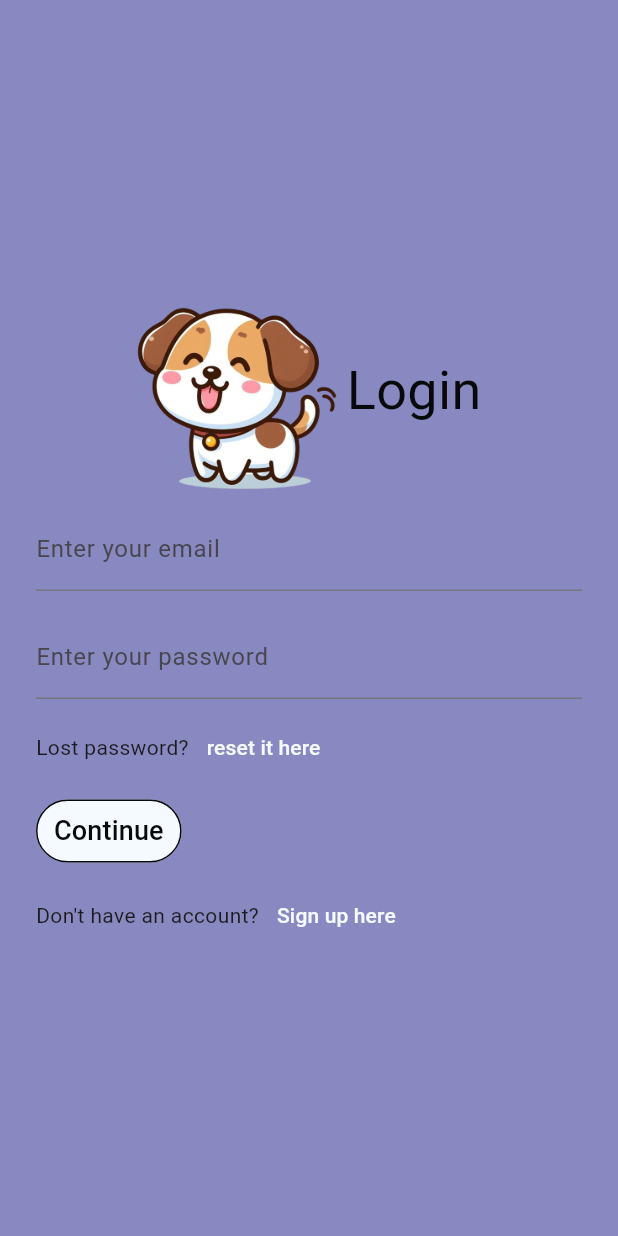
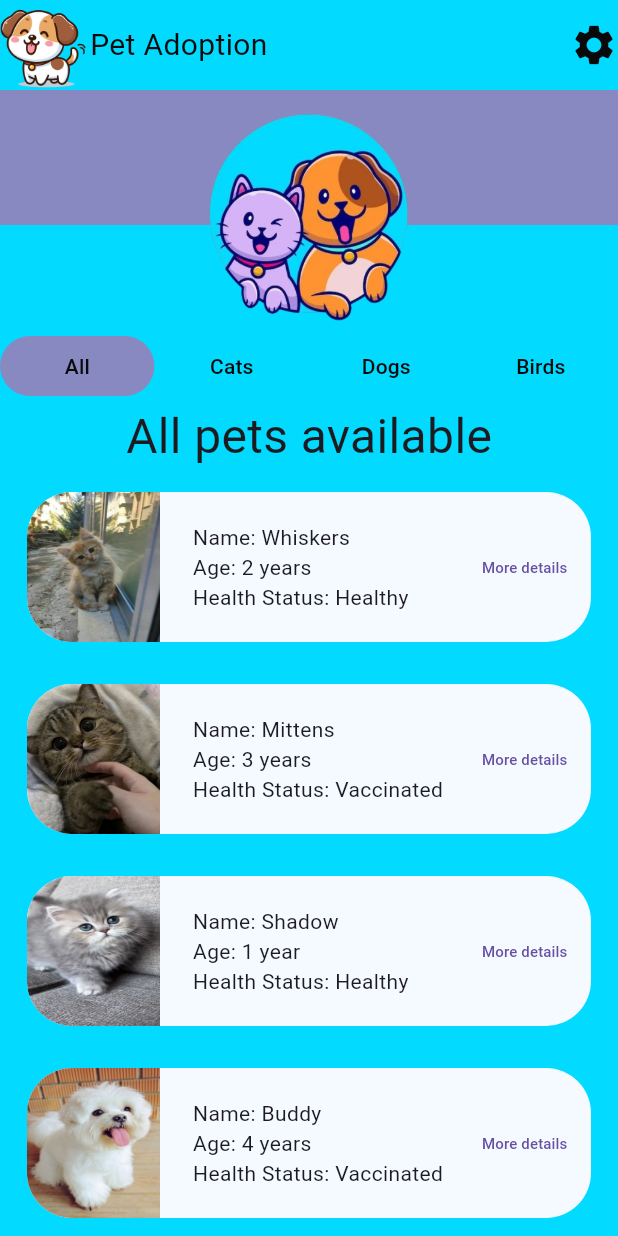
Before and after one commit to zaid223r/pet-adoption, a Flutter app: the Login screen opened directly, after a tap on "Continue", on a phone screen of 412 x 824 dp. Run offline on Flutter 3.47's test engine with Material 3 defaults, Android fonts, the phone set to English and light mode, and no system bars; our stand-ins replace flutter_otp_text_field.

Commit message:
pets with category page

```diff
--- a/lib/main.dart
+++ b/lib/main.dart
@@ -2,8 +2,34 @@ import 'package:flutter/material.dart';
 import 'splashscreen/SplashScreen.dart';
 
 void main() {
+  runApp(const MaterialApp(home: Splashscreen()));
+}
 
-  List<Pet> pets = [
+
+//I asked chatGPT about this and made me a random data for them
+class Pet {
+  final int id;
+  final String name;
+  final String category; // e.g., dog, cat, bird
+  final String breed;
+  final String age;
+  final String healthStatus;
+  final List<String> personalityTraits;
+  final String imageUrl;
+
+  Pet({
+    required this.id,
+    required this.name,
+    required this.category,
+    required this.breed,
+    required this.age,
+    required this.healthStatus,
+    required this.personalityTraits,
+    required this.imageUrl,
+  });
+}
+
+ List<Pet> pets = [
     // Cats
     Pet(
       id: 1,
@@ -104,29 +130,11 @@ void main() {
     return pets.firstWhere((pet) => pet.id == id);
   }
 
-  runApp(const MaterialApp(home: Splashscreen()));
-}
+  // ignore: unused_element
+  List<Pet> getByCategory(String? category){
+    if(category == null) {
+      return pets.toList();
+    }
 
-
-//I asked chatGPT about this and made me a random data for them
-class Pet {
-  final int id;
-  final String name;
-  final String category; // e.g., dog, cat, bird
-  final String breed;
-  final String age;
-  final String healthStatus;
-  final List<String> personalityTraits;
-  final String imageUrl;
-
-  Pet({
-    required this.id,
-    required this.name,
-    required this.category,
-    required this.breed,
-    required this.age,
-    required this.healthStatus,
-    required this.personalityTraits,
-    required this.imageUrl,
-  });
-}
+    return pets.where((pet) => pet.category == category).toList();
+  }
--- /dev/null
+++ b/lib/pets/PetsPage.dart
@@ -0,0 +1,211 @@
+import 'dart:math';
+
+import 'package:flutter/material.dart';
+import 'package:pet_adoption/main.dart';
+
+class Petspage extends StatefulWidget {
+  const Petspage({super.key});
+
+  @override
+  State<Petspage> createState() => _PetspageState();
+}
+
+class _PetspageState extends State<Petspage> {
+  String? category;
+  String activeButton = "All";
+  String type = "pets";
+
+
+  // ignore: non_constant_identifier_names
+  Widget PaddingAll(Widget widget) {
+    return Padding(
+      padding: const EdgeInsets.symmetric(horizontal: 18, vertical: 14),
+      child: widget,
+    );
+  }
+
+  // ignore: non_constant_identifier_names
+  Widget AppBar() {
+    Random random = Random();
+    int randomNumber = 1 + random.nextInt(3);
+
+    return Container(
+        color: const Color.fromARGB(255, 2, 218, 255),
+        child: Row(
+          mainAxisAlignment: MainAxisAlignment.spaceBetween,
+          children: [
+            Row(
+              mainAxisAlignment: MainAxisAlignment.spaceBetween,
+              children: [
+                Image(
+                    image:
+                        AssetImage("images/splashscreen/pet$randomNumber.png"),
+                    height: 60,
+                    width: 60),
+                const Text(
+                  "Pet Adoption",
+                  style: TextStyle(
+                      fontSize: 20, color: Color.fromARGB(255, 8, 9, 10)),
+                )
+              ],
+            ),
+            const Icon(
+              Icons.settings,
+              size: 32,
+              color: Color.fromARGB(255, 8, 9, 10),
+            )
+          ],
+        ));
+  }
+
+  // ignore: non_constant_identifier_names
+  Widget PageHeader() {
+    return SizedBox(
+      height: 160,
+      child: Stack(
+        children: [
+          Container(
+            height: 90,
+            decoration: const BoxDecoration(
+              color: Color.fromARGB(255, 135, 137, 192),
+            ),
+          ),
+
+          const Positioned(
+              bottom: -20,
+              left: 0,
+              right: 0,
+              child: Image(
+                image: AssetImage("images/mainpage.png"),
+                height: 200,
+                width: 200,
+              )),
+        ],
+      ),
+    );
+  }
+
+  // ignore: non_constant_identifier_names
+  Widget Button(String name) {
+    return Expanded(
+        child: TextButton(
+            onPressed: () {
+              switch (name) {
+                case "All":
+                  category = null;
+                  activeButton = "All";
+                  type = "pets";
+                  break;
+                case "Cats":
+                  category = "cat";
+                  activeButton = "Cats";
+                  type = activeButton;
+                  break;
+                case "Dogs":
+                  category = "dog";
+                  activeButton = "Dogs";
+                  type = activeButton;
+                  break;
+                default:
+                  category = "bird";
+                  activeButton = "Birds";
+                  type = activeButton;
+                  break;
+
+              }
+              // print(activeButton);
+            },
+            style: TextButton.styleFrom(
+                backgroundColor: name != activeButton
+                    ? const Color.fromARGB(255, 2, 218, 255)
+                    : const Color.fromARGB(255, 135, 137, 192),
+                shape: RoundedRectangleBorder(
+                    borderRadius: BorderRadius.circular(30))),
+            child: Text(
+              name,
+              style: const TextStyle(color: Color.fromARGB(255, 8, 9, 10)),
+            )));
+  }
+
+  // ignore: non_constant_identifier_names
+  Widget PetRecord(Pet pet) {
+    return ClipRRect(
+      borderRadius: BorderRadius.circular(30),
+      child: Container(
+        color: const Color.fromARGB(255, 244, 250, 255),
+        height: 100,
+        child: Row(
+          mainAxisAlignment: MainAxisAlignment.spaceBetween,
+          children: [
+            Expanded(
+                flex: 4,
+                child: Image(
+                  image: AssetImage(pet.imageUrl),
+                  width: 100,
+                  height: 100,
+                  fit: BoxFit.fill,
+                )),
+            const Expanded(
+                flex: 1,
+                child: SizedBox(
+                  width: 5,
+                )),
+            Expanded(
+                flex: 8,
+                child: Column(
+                  crossAxisAlignment: CrossAxisAlignment.start,
+                  mainAxisAlignment: MainAxisAlignment.center,
+                  children: [
+                    Text("Name: ${pet.name}"),
+                    Text("Age: ${pet.age}"),
+                    Text("Health Status: ${pet.healthStatus}")
+                  ],
+                )),
+            Expanded(
+                flex: 4,
+                child: TextButton(
+                  onPressed: () {},
+                  child: const Text(
+                    "More details",
+                    style: TextStyle(fontSize: 10),
+                  ),
+                ))
+          ],
+        ),
+      ),
+    );
+  }
+
+  @override
+  Widget build(BuildContext context) {
+    var pets = getByCategory(category);
+    return Scaffold(
+        body: SafeArea(
+            child: Container(
+                color: const Color.fromARGB(255, 2, 218, 255),
+                child: Column(children: [
+                  AppBar(),
+                  PageHeader(),
+                  Row(
+            children: [
+              Button("All"),
+              Button("Cats"),
+              Button("Dogs"),
+              Button("Birds")
+            ],
+          ),
+                  Expanded(
+                      child: SingleChildScrollView(
+                    child: Column(
+                      children: [
+                        Text(
+                          "All ${type.toLowerCase()} available",
+                          style: const TextStyle(fontSize: 32),
+                        ),
+                        for (var pet in pets) PaddingAll(PetRecord(pet)),
+                      ],
+                    ),
+                  )),
+                ]))));
+  }
+}
--- a/lib/registration/Login.dart
+++ b/lib/registration/Login.dart
@@ -1,6 +1,7 @@
 import 'dart:math';
 
 import 'package:flutter/material.dart';
+import 'package:pet_adoption/pets/PetsPage.dart';
 import 'package:pet_adoption/registration/Registration.dart';
 import 'package:pet_adoption/registration/resetPassword/EnterEmail.dart';
 
@@ -29,8 +30,8 @@ class _LoginState extends State<Login> {
       padding: const EdgeInsets.symmetric(vertical: 8, horizontal: 24),
       child: TextButton(
         onPressed: () {
-          // Navigator.push(context,
-          //     MaterialPageRoute(builder: (context) => const Registration()));
+          Navigator.push(context,
+              MaterialPageRoute(builder: (context) => const Petspage()));
         },
         style: TextButton.styleFrom(
             side: const BorderSide(color: Color.fromARGB(255, 8, 9, 10)),
--- a/lib/registration/Registration.dart
+++ b/lib/registration/Registration.dart
@@ -1,6 +1,7 @@
 import 'dart:math';
 
 import 'package:flutter/material.dart';
+import 'package:pet_adoption/pets/PetsPage.dart';
 import 'package:pet_adoption/registration/Login.dart';
 
 class Registration extends StatefulWidget {
@@ -42,7 +43,7 @@ class _RegistrationState extends State<Registration> {
           if (type == "Back") {
             Navigator.pop(context);
           } else {
-            // Navigator.push(context, MaterialPageRoute(builder: (context) => const ));
+            Navigator.push(context, MaterialPageRoute(builder: (context) => const Petspage()));
           }
         },
       style: TextButton.styleFrom(side: BorderSide(color: mainColor),backgroundColor: altColor ),
--- a/pubspec.yaml
+++ b/pubspec.yaml
@@ -65,6 +65,7 @@ flutter:
     - images/dogs/
     - images/cats/
     - images/birds/
+    - images/
   #   - images/a_dot_ham.jpeg
 
   # An image asset can refer to one or more resolution-specific "variants", see
```
Also changed, not shown: images/mainpage.png (added).
